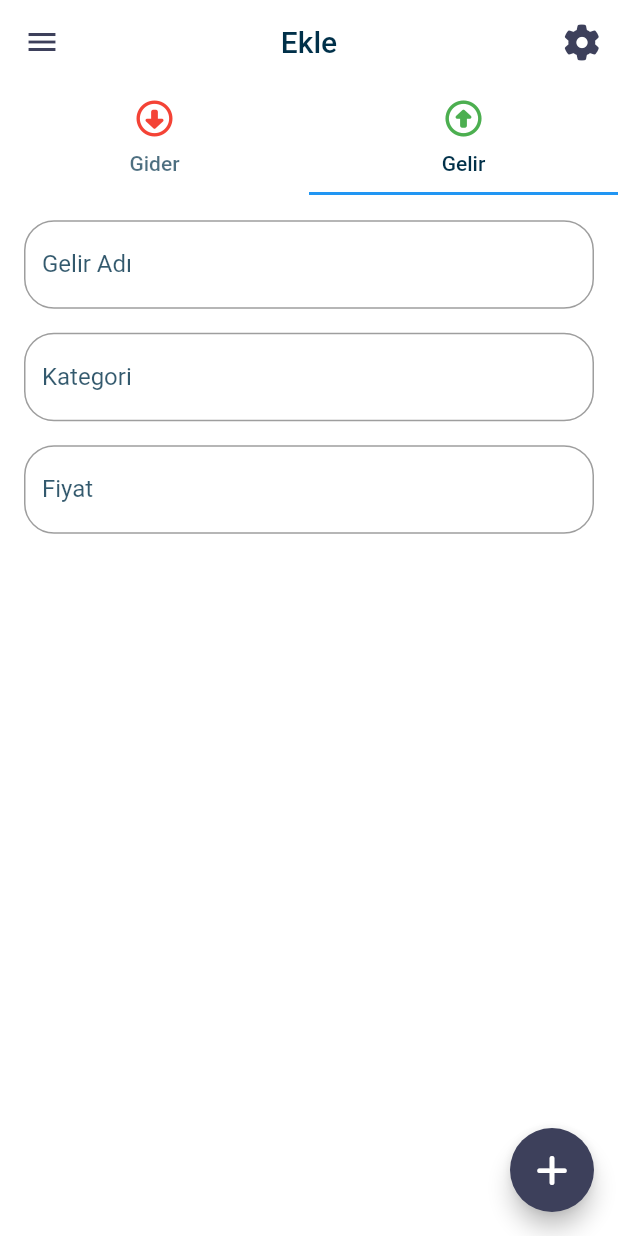
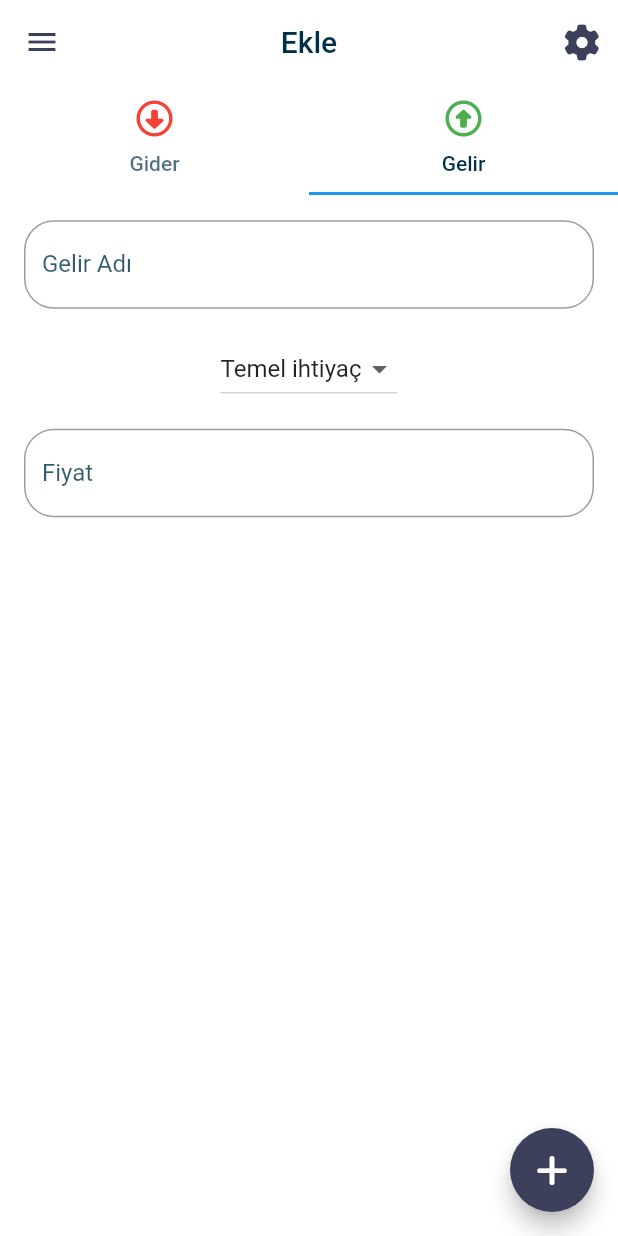
Before and after one commit to hllozglc/Harca, a Flutter app: the AddExpense screen opened directly, tab 2 chosen, on a phone screen of 412 x 824 dp. Run offline on Flutter 3.47's test engine with Material 2 defaults, Android fonts, the light colour scheme and no system bars; our stand-ins replace flutter_riverpod, flutter_screenutil, font_awesome_flutter, google_fonts; network calls fail.

Commit message:
kategori seçme

```diff
--- /dev/null
+++ b/lib/library/InputValidators.dart
@@ -0,0 +1,53 @@
+class InputValidators{
+
+  static String? textRequired(String? val){
+    if (val == null || val.isEmpty) {
+      return 'Lütfen Bu Alanı Doldurun';
+    }
+    return null;
+  }
+  static String? intRequired(String? val){
+    if (val == null || val.isEmpty) {
+      return 'Lütfen Bu Alanı Doldurun';
+    }
+    final intValue = int.parse(val.toString().replaceAll(RegExp('[^0-9]'), ''));
+    if (intValue.toString() != val.toString().replaceAll(RegExp('^[0]+'), '')) {
+      return 'InputValidators:NumarikDeger';
+    }
+    return null;
+  }
+  static String? vergiNoRequired(String? val){
+    if (val == null || val.isEmpty) {
+      return 'InputValidators:BuAlaniDoldurun';
+    }
+
+    final intValue = int.parse(val.toString().replaceAll(RegExp('[^0-9]'), ''));
+    if (intValue.toString() != val) {
+      return 'InputValidators:NumarikDeger';
+    }
+
+    if (val.length < 9 || val.length > 11) {
+      return 'InputValidators:VergiNumarasi';
+    }
+    return null;
+  }
+  /*static String? emailRequired(String? val){
+    if (val == null || val.isEmpty) {
+      return 'InputValidators:BuAlaniDoldurun';
+    }
+    if (val.isEmail==false) {
+      return 'InputValidators:GecerliMail';
+    }
+    return null;
+  }*/
+  /*static String? phoneRequired(String? val){
+    if (val == null || val.isEmpty) {
+      return 'InputValidators:BuAlaniDoldurun';
+    }
+    if (val.replaceAll(' ', '').replaceAll('(', '').replaceAll(')', '').replaceAll('+', '').replaceAll('-', '').isNumericOnly==false) {
+      return 'InputValidators:GecerliTelefon';
+    }
+    return null;
+  }*/
+
+}
--- a/lib/view/viewAddExpense.dart
+++ b/lib/view/viewAddExpense.dart
@@ -4,10 +4,13 @@ import 'package:flutter_screenutil/flutter_screenutil.dart';
 import 'package:font_awesome_flutter/font_awesome_flutter.dart';
 import 'package:harca/constants/style.dart';
 import 'package:harca/core/providers/bottomNavBarProvider.dart';
+import 'package:harca/core/providers/dropDownButtonProvider.dart';
 import 'package:harca/core/providers/expenseProvider.dart';
+import 'package:harca/library/InputValidators.dart';
 import 'package:harca/models/expenseModel.dart';
 import 'package:harca/widget/Methods.dart';
 import 'package:harca/widget/MyDrawer.dart';
+import 'package:harca/widget/dropDownButton.dart';
 
 import '../widget/MyTextField.dart';
 
@@ -16,6 +19,7 @@ class AddExpense extends ConsumerWidget {
 
   @override
   Widget build(BuildContext context, WidgetRef ref) {
+    final _formKey = GlobalKey<FormState>();
     TextEditingController t1 = TextEditingController();
     TextEditingController t2 = TextEditingController();
     TextEditingController t3 = TextEditingController();
@@ -26,38 +30,27 @@ class AddExpense extends ConsumerWidget {
       animationDuration: const Duration(milliseconds: 700),
       length: 2,
       initialIndex: 0,
-      child: Builder(
-        builder: (BuildContext context) {
+      child: Builder(builder: (BuildContext context) {
           return Scaffold(
             drawer: MyDrawer(),
             backgroundColor: Colors.white,
             appBar: MyAppBarPage('Ekle'),
-            body: TabBarView(
+            body: Form(
+              key: _formKey,
+              child: TabBarView(
                 children: [
                   Column(
                     children: [
                       SizedBox(height: 10.h),
                       Container(
-                      padding: const EdgeInsets.symmetric(
-                          horizontal: 16, vertical: 8),
-                      child: MytextField(
-                        label: 'Harcama Adı',
-                        controller: t1,
-                      ),
-                    ),
+                        padding: const EdgeInsets.symmetric(horizontal: 16, vertical: 8),
+                        child: MytextField(label: 'Harcama Adı', controller: t1,validator: InputValidators.textRequired)),
                       Container(
-                      padding: const EdgeInsets.symmetric(
-                          horizontal: 16, vertical: 8),
-                      child: MytextField(
-                        label: 'Kategori',
-                        controller: t2,
-                      ),
-                    ),
+                        padding: const EdgeInsets.symmetric(horizontal: 16, vertical: 8),
+                        child: MytextField(label: 'Kategori', controller: t2,validator: InputValidators.textRequired)),
                       Container(
-                      padding: const EdgeInsets.symmetric(
-                          horizontal: 16, vertical: 8),
-                      child: MytextField(label: 'Fiyat', controller: t3),
-                    )
+                        padding: const EdgeInsets.symmetric(horizontal: 16, vertical: 8),
+                        child: MytextField(label: 'Fiyat', controller: t3,validator: InputValidators.textRequired)),
                     ],
                   ),
                   Column(
@@ -65,25 +58,28 @@ class AddExpense extends ConsumerWidget {
                       SizedBox(height: 10.h),
                       Container(
                         padding: const EdgeInsets.symmetric(horizontal: 16, vertical: 8),
-                      child: MytextField(label: 'Gelir Adı', controller: h1),
-                    ),
+                        child: MytextField(label: 'Gelir Adı', controller: h1,validator: InputValidators.textRequired)),
                       Container(
                         padding: const EdgeInsets.symmetric(horizontal: 16, vertical: 8),
-                      child: MytextField(label: 'Kategori', controller: h2),
-                    ),
+                        child: DropdownButton<String>(
+                          value: ref.watch(dropDownButtonNotifierProvider).first.value,
+                          items: ref.watch(dropDownButtonNotifierProvider),
+                          onChanged: (value) => ref.read(dropDownButtonNotifierProvider.notifier).onChanged(value),
+                        )),
                       Container(
                         padding: const EdgeInsets.symmetric(horizontal: 16, vertical: 8),
-                      child: MytextField(label: 'Fiyat', controller: h3),
-                    )
+                        child: MytextField(label: 'Fiyat', controller: h3,validator: InputValidators.textRequired))
                     ],
                   ),
                 ],
+              ),
             ),
             floatingActionButton: FloatingActionButton(
               backgroundColor: MyColor.iconColor,
               child: const FaIcon(FontAwesomeIcons.plus),
               onPressed: () {
                 if (DefaultTabController.of(context).index == 0) {
+                  if(_formKey.currentState!.validate()){
                     print('Gider Index: ${DefaultTabController.of(context).index}');
                     ref.read(expenseNotifierProvider.notifier).addExpense(ExpenseModel(title: t1.text, subtitle: t2.text, price: double.parse(t3.text),icon: const FaIcon(FontAwesomeIcons.circleDown,color: Colors.red,size: 35)));
                     ref.watch(bottomNavBarNotifierProvider.notifier).homeRoot();
@@ -91,14 +87,18 @@ class AddExpense extends ConsumerWidget {
                         backgroundColor: Colors.green,
                         content: Text('Başarıyla Eklendi'));
                     ScaffoldMessenger.of(context).showSnackBar(snackBar);
-                } else if (DefaultTabController.of(context).index == 1) {
+                  }
+                }
+                else if (DefaultTabController.of(context).index == 1) {
+                  if(_formKey.currentState!.validate()){
                     print('Gelir Index: ${DefaultTabController.of(context).index}');
-                  ref.read(expenseNotifierProvider.notifier).addExpense(ExpenseModel(title: h1.text, subtitle: h2.text, price: double.parse(h3.text),icon: const FaIcon(FontAwesomeIcons.circleUp,color: Colors.green,size: 35)));
+                    ref.read(expenseNotifierProvider.notifier).addExpense(ExpenseModel(title: h1.text, subtitle: ref.watch(dropDownButtonNotifierProvider)[2].value!, price: double.parse(h3.text),icon: const FaIcon(FontAwesomeIcons.circleUp,color: Colors.green,size: 35)));
                     ref.watch(bottomNavBarNotifierProvider.notifier).homeRoot();
                     const snackBar = SnackBar(
                         backgroundColor: Colors.green,
                         content: Text('Başarıyla Eklendi'));
                     ScaffoldMessenger.of(context).showSnackBar(snackBar);
+                  }
                 }
               },
             ),
--- a/lib/widget/MyTextField.dart
+++ b/lib/widget/MyTextField.dart
@@ -1,15 +1,18 @@
 import 'package:flutter/material.dart';
+import 'package:harca/library/InputValidators.dart';
 
 import '../constants/style.dart';
 
 class MytextField extends StatelessWidget {
-  const MytextField({super.key, required this.label,required this.controller});
+  const MytextField({super.key, required this.label,required this.controller, this.validator});
   final String label;
   final TextEditingController controller;
+  final String? Function(String?)? validator;
 
   @override
   Widget build(BuildContext context) {
-    return TextField(
+    return TextFormField(
+      validator: validator,
       controller: controller,
       decoration: InputDecoration(
           labelStyle: TextStyle(color: MyColor.textColor.withOpacity(0.8)),
```
Also changed, not shown: lib/core/providers/dropDownButtonProvider.dart (added, +26 -0 lines), lib/widget/dropDownButton.dart (added, +39 -0 lines). Lines whose indentation alone changed are shown as unchanged.
